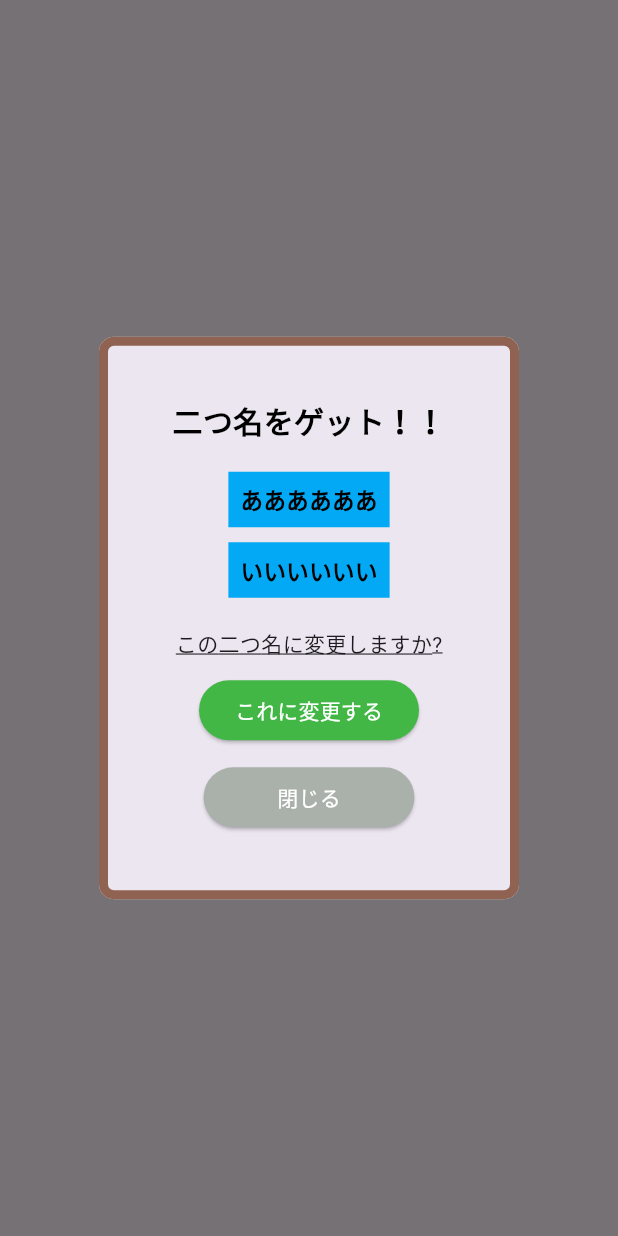
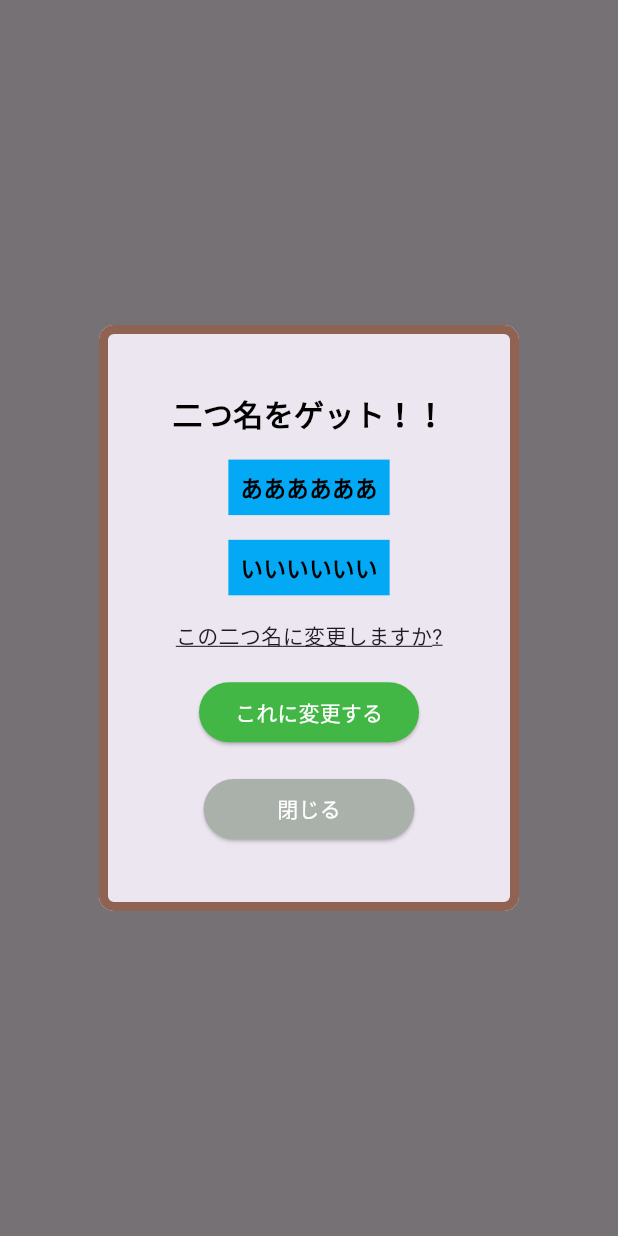
Before and after one commit to kip-i/grofessor, a Flutter app: what showDialogNickname() shows on an empty page, opened directly with empty values, on a phone screen of 412 x 824 dp. Run offline on Flutter 3.47's test engine with Material 3 defaults, Android fonts, the phone set to English and light mode, and no system bars; our stand-ins replace cloud_firestore, firebase_auth, firebase_core, flutter_riverpod, freezed_annotation, marquee and 3 more; missing offline and left inert: dart:ffi, flutter_cube; accounts and stored records are empty; generated files the repository leaves out were written again; network calls fail.

Commit message:
update:ガチャ機能[wip]

```diff
--- a/lib/gacha/showdialog_nickname.dart
+++ b/lib/gacha/showdialog_nickname.dart
@@ -8,8 +8,8 @@
         return AlertDialog(
           shape: RoundedRectangleBorder(
             borderRadius: BorderRadius.circular(10.0),
-            side: BorderSide(
-              color: const Color.fromARGB(255, 143, 98, 82),
+            side: const BorderSide(
+              color: Color.fromARGB(255, 143, 98, 82),
               width: 6.0,
             ),
           ),
@@ -19,8 +19,8 @@
             child: Column(
               mainAxisSize: MainAxisSize.min,
               children: [
-                SizedBox(height: 5),
-                Text(
+                SizedBox(height: MediaQuery.of(context).size.height * 0.01),
+                const Text(
                   '二つ名をゲット！！',
                   style: TextStyle(
                     fontSize: 20,
@@ -28,11 +28,11 @@
                     color: Colors.black,
                   ),
                 ),
-                SizedBox(height: 20),
+                SizedBox(height: MediaQuery.of(context).size.height * 0.02),
                 Container(
                    color: Colors.lightBlue, // 水色の背景色
-                   padding: EdgeInsets.all(8), // パディングを追加
-                   child: Text(
+                   padding: const EdgeInsets.all(8), // パディングを追加
+                   child: const Text(
                        'ああああああ',
                         style: TextStyle(
                         fontSize: 15,
@@ -41,11 +41,11 @@
                           ),
                        ),
                       ),
-                   SizedBox(height: 10),
+                   SizedBox(height: MediaQuery.of(context).size.height * 0.02),
                 Container(
                   color: Colors.lightBlue, // 水色の背景色
-                  padding: EdgeInsets.all(8), // パディングを追加
-                  child: Text(
+                  padding: const EdgeInsets.all(8), // パディングを追加
+                  child: const Text(
                     'いいいいいい',
                     style: TextStyle(
                       fontSize: 15,
@@ -54,42 +54,41 @@
                     ),
                   ),
                 ),
-                SizedBox(height: 20),
-                Text(
+                SizedBox(height: MediaQuery.of(context).size.height * 0.02),
+                const Text(
                   'この二つ名に変更しますか?',
                   style: TextStyle(
                     decoration: TextDecoration.underline,
                   ),
                 ),
-                SizedBox(height: 10),
+                SizedBox(height: MediaQuery.of(context).size.height * 0.02),
                 Column(
                   children: [
                     ElevatedButton(
                       onPressed: () {
                         Navigator.pop(context);
                       },
-                      child: Text(
+                      style: ElevatedButton.styleFrom(
+                        backgroundColor: const Color.fromARGB(255, 66, 183, 70),
+                        foregroundColor: Colors.red,
+                      ),
+                      child: const Text(
                         'これに変更する',
                         style: TextStyle(color: Colors.white),
                       ),
-                      style: ElevatedButton.styleFrom(
-                        primary: Color.fromARGB(255, 66, 183, 70),
-                        onPrimary: Colors.red,
-                      ),
                     ),
-
-                    SizedBox(height: 10),
+                    SizedBox(height: MediaQuery.of(context).size.height * 0.02),
                     ElevatedButton(
                       onPressed: () {
                         Navigator.pop(context);
                       },
-                      child: Text(
+                      style: ElevatedButton.styleFrom(
+                        backgroundColor: const Color.fromARGB(255, 170, 177, 171),
+                        foregroundColor: Colors.white,
+                      ),
+                      child: const Text(
                         '       閉じる       ',
                         style: TextStyle(color: Colors.white),
-                      ),
-                      style: ElevatedButton.styleFrom(
-                        primary: const Color.fromARGB(255, 170, 177, 171),
-                        onPrimary: Colors.white,
                       ),
                     ),
                   ],
```
Also changed, not shown: lib/gacha/gacha.dart (+5 -5 lines), lib/gacha/showdialog_background.dart (+20 -20 lines).
